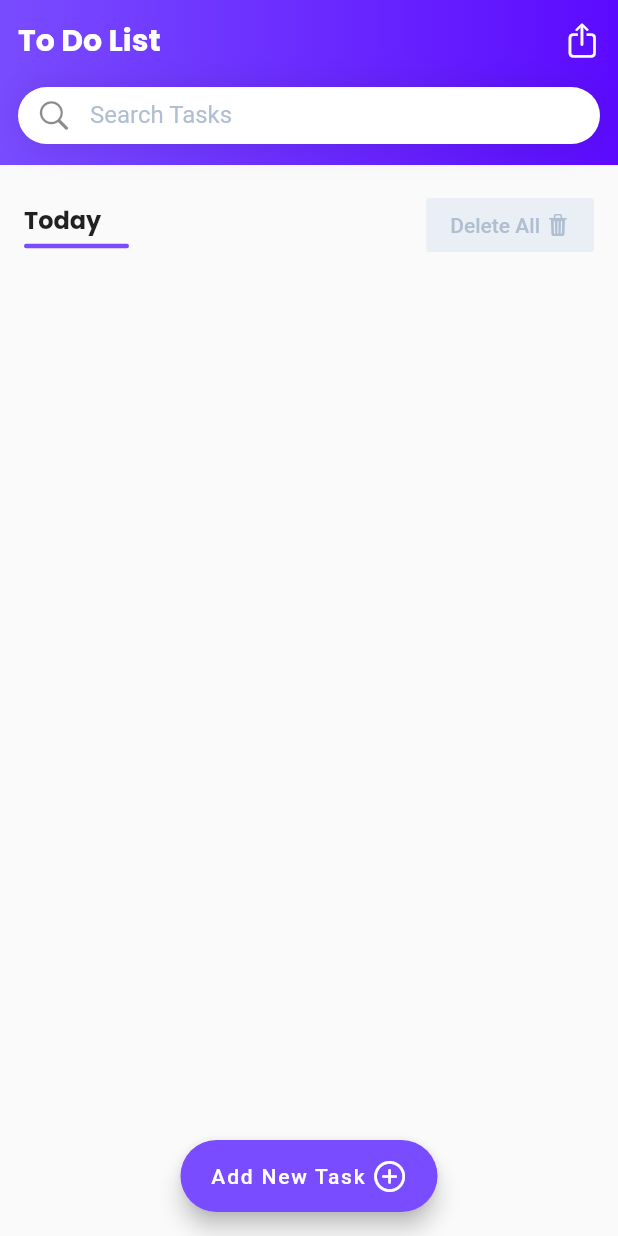
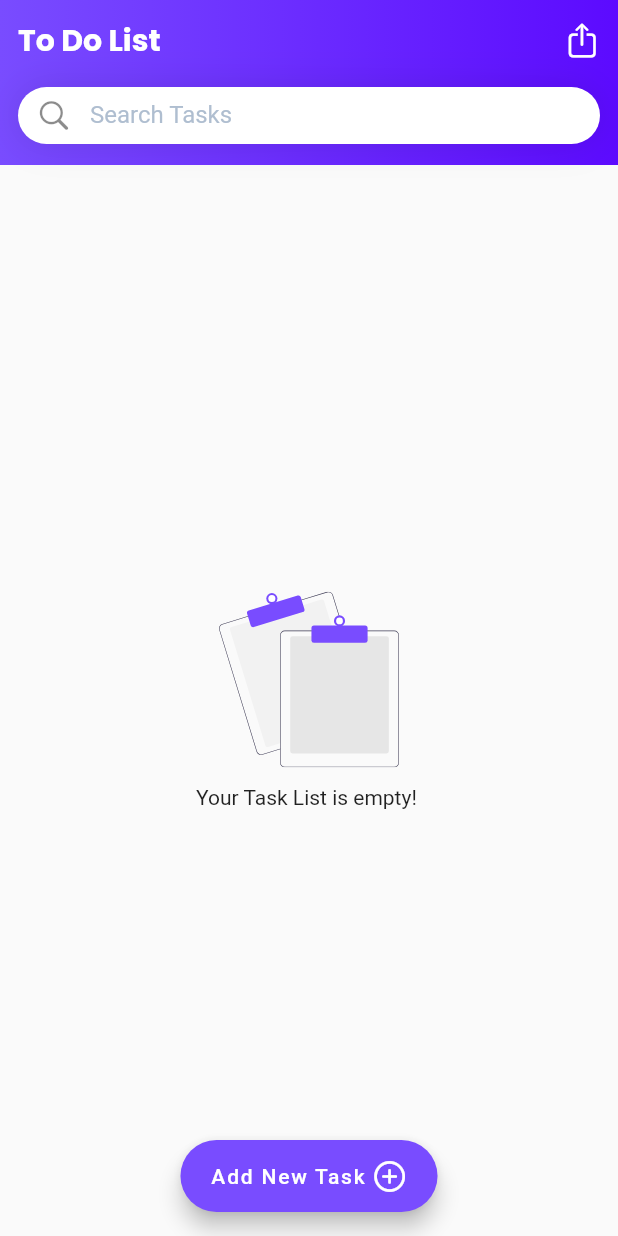
Before and after one commit to Saedf/flutter_app_task_list, a Flutter app: the screen it shows after launch, on a phone screen of 412 x 824 dp. Run offline on Flutter 3.47's test engine with Material 2 defaults, Android fonts, the phone set to English and light mode, and no system bars; our stand-ins replace flutter_svg, google_fonts, hive, hive_flutter; accounts and stored records are empty.

Commit message:
Delete Task

```diff
--- a/lib/main.dart
+++ b/lib/main.dart
@@ -3,6 +3,7 @@ import 'package:flutter/material.dart';
 import 'package:flutter/services.dart';
 import 'package:flutter_app_task_list/data.dart';
 import 'package:flutter_app_task_list/edit.dart';
+import 'package:flutter_svg/flutter_svg.dart';
 import 'package:google_fonts/google_fonts.dart';
 import 'package:hive/hive.dart';
 import 'package:hive_flutter/hive_flutter.dart';
@@ -163,6 +164,7 @@ class HomeScree extends StatelessWidget {
               child: ValueListenableBuilder<Box<TaskEntity>>(
                 valueListenable: box.listenable(),
                 builder: (context, box, child) {
+                  if (box.isNotEmpty) {
                     return ListView.builder(
                         padding: EdgeInsets.fromLTRB(16, 16, 16, 100),
                         itemCount: box.values.length + 1,
@@ -183,7 +185,8 @@ class HomeScree extends StatelessWidget {
                                       height: 3,
                                       decoration: BoxDecoration(
                                         color: primaryColor,
-                                      borderRadius: BorderRadius.circular(1.5),
+                                        borderRadius:
+                                            BorderRadius.circular(1.5),
                                       ),
                                     )
                                   ],
@@ -192,7 +195,9 @@ class HomeScree extends StatelessWidget {
                                   color: const Color(0xffEAEFF5),
                                   textColor: secondaryTextColor,
                                   elevation: 0,
-                                onPressed: () {},
+                                  onPressed: () {
+                                    box.clear();
+                                  },
                                   child: Row(
                                     children: const [
                                       Text('Delete All'),
@@ -214,12 +219,36 @@ class HomeScree extends StatelessWidget {
                             return taskItem(task: task);
                           }
                         });
+                  } else {
+                    return const EmptyState();
+                  }
                 },
               ),
             ),
           ],
         ),
       ),
+    );
+  }
+}
+
+class EmptyState extends StatelessWidget {
+  const EmptyState({Key? key}) : super(key: key);
+
+  @override
+  Widget build(BuildContext context) {
+    return Column(
+      mainAxisAlignment: MainAxisAlignment.center,
+      children: [
+        SvgPicture.asset(
+          'assets/empty_state.svg',
+          width: 120,
+        ),
+        const SizedBox(
+          height: 12,
+        ),
+        const Text('Your Task List is empty! '),
+      ],
     );
   }
 }
@@ -268,6 +297,9 @@ class _taskItemState extends State<taskItem> {
         // setState(() {
         //   widget.task.isCompleted = !widget.task.isCompleted;
         // });
+      },
+      onLongPress: () {
+        widget.task.delete();
       },
       child: Container(
         margin: const EdgeInsets.only(top: 8),
--- a/pubspec.yaml
+++ b/pubspec.yaml
@@ -37,6 +37,7 @@ dependencies:
   hive: ^2.0.5
   hive_flutter: ^1.1.0
   google_fonts: ^2.2.0
+  flutter_svg: ^1.0.3
 
 
 dev_dependencies:
@@ -64,9 +65,8 @@ flutter:
   uses-material-design: true
 
   # To add assets to your application, add an assets section, like this:
-  # assets:
-  #   - images/a_dot_burr.jpeg
-  #   - images/a_dot_ham.jpeg
+  assets:
+    - assets/empty_state.svg
 
   # An image asset can refer to one or more resolution-specific "variants", see
   # https://flutter.dev/assets-and-images/#resolution-aware.
```
Also changed, not shown: assets/empty_state.svg (added), pubspec.lock. Lines whose indentation alone changed are shown as unchanged.
